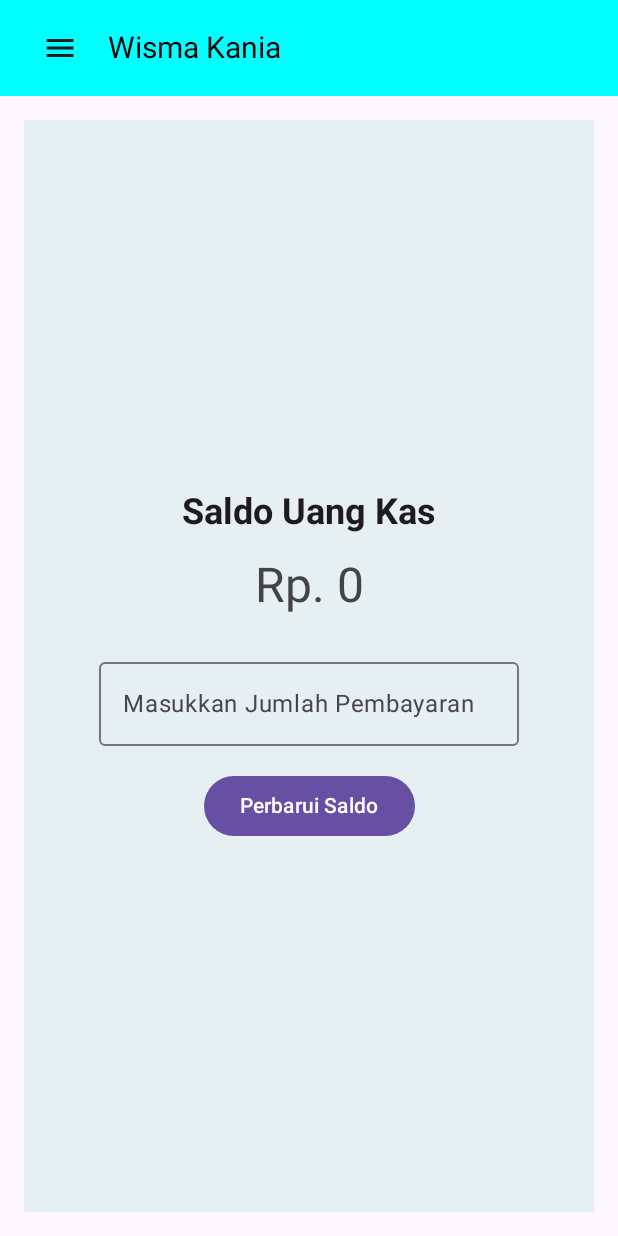
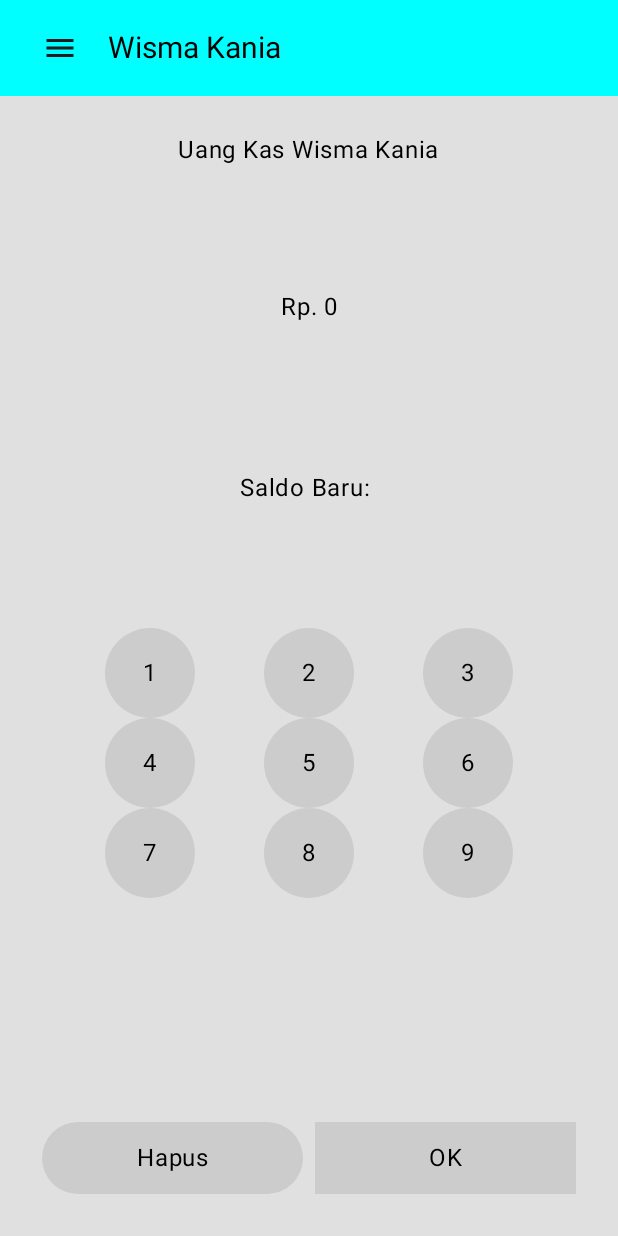
Before and after one commit to BimoChesta/Android---Membantu-Kost-wismakania, an Android app built with Jetpack Compose: the CekSaldoScreen screen opened through its navigation route, on a phone screen of 412 x 824 dp. Run offline under Robolectric (Android 15) with nearby library versions, the phone set to English and light mode, and no system bars.

Commit message:
1.8 bisa menambahkan data dan mengupdate

```diff
--- a/app/build.gradle.kts
+++ b/app/build.gradle.kts
@@ -54,6 +54,9 @@ dependencies {
     implementation (libs.androidx.material.icons.extended)
     implementation(libs.androidx.navigation.compose)
     implementation (libs.material3)
+    implementation (libs.androidx.ui.v140 )
+    implementation (libs.androidx.navigation.compose.v250)
+    implementation (libs.androidx.material3.v100)
     implementation (libs.ui)
     implementation (libs.ui.tooling.preview)
     implementation (libs.androidx.navigation.compose.v240)
--- a/app/src/main/java/com/Screens/CekSaldoScreen.kt
+++ b/app/src/main/java/com/Screens/CekSaldoScreen.kt
@@ -1,73 +1,121 @@
 package com.bimo0064.project.Screens
 
-import androidx.compose.foundation.background
 import androidx.compose.foundation.layout.*
+import androidx.compose.foundation.shape.RoundedCornerShape
 import androidx.compose.material3.*
 import androidx.compose.runtime.*
 import androidx.compose.ui.Alignment
 import androidx.compose.ui.Modifier
 import androidx.compose.ui.graphics.Color
-import androidx.compose.ui.text.font.FontWeight
 import androidx.compose.ui.unit.dp
-import androidx.compose.ui.unit.sp
 import com.bimo0064.project.data.DataStoreManager
 import kotlinx.coroutines.launch
 
 @Composable
 fun CekSaldoScreen(dataStoreManager: DataStoreManager) {
     var saldo by remember { mutableStateOf(0) }
-    var jumlahPembayaran by remember { mutableStateOf("") }
+    var inputSaldo by remember { mutableStateOf("") }
     val scope = rememberCoroutineScope()
 
+    // Memuat saldo dari DataStore saat komponen pertama kali dimuat
     LaunchedEffect(Unit) {
         saldo = dataStoreManager.loadBalance()
     }
 
-    Column(
-        modifier = Modifier
-            .fillMaxSize()
-            .padding(16.dp)
-            .background(Color(0xFFE6F0F2)),
-        horizontalAlignment = Alignment.CenterHorizontally,
-        verticalArrangement = Arrangement.Center
+    Surface(
+        modifier = Modifier.fillMaxSize(),
+        color = Color(0xFFE0E0E0)
     ) {
-        Text(
-            text = "Saldo Uang Kas",
-            fontSize = 24.sp,
-            fontWeight = FontWeight.Bold
-        )
+        Column(
+            modifier = Modifier
+                .fillMaxSize()
+                .padding(24.dp),
+            horizontalAlignment = Alignment.CenterHorizontally,
+            verticalArrangement = Arrangement.SpaceBetween
+        ) {
+            Text(
+                text = "Uang Kas Wisma Kania",
+                style = MaterialTheme.typography.bodyLarge.copy(color = Color.Black)
+            )
 
-        Spacer(modifier = Modifier.height(16.dp))
+            Text(
+                text = "Rp. $saldo",
+                style = MaterialTheme.typography.bodyLarge.copy(color = Color.Black),
+                modifier = Modifier.padding(vertical = 16.dp)
+            )
 
-        Text(
-            text = "Rp. $saldo",
-            fontSize = 32.sp,
-            color = Color.DarkGray
-        )
+            // Menampilkan input saldo
+            Text(
+                text = "Saldo Baru: $inputSaldo",
+                style = MaterialTheme.typography.bodyLarge.copy(color = Color.Black),
+                modifier = Modifier.padding(vertical = 16.dp)
+            )
 
-        Spacer(modifier = Modifier.height(24.dp))
+            // Tombol untuk angka 1-9
+            Column {
+                for (row in 0..2) {
+                    Row(
+                        modifier = Modifier.fillMaxWidth(),
+                        horizontalArrangement = Arrangement.SpaceEvenly
+                    ) {
+                        for (col in 1..3) {
+                            val number = row * 3 + col
+                            if (number <= 9) {
+                                Button(
+                                    onClick = { inputSaldo += number.toString() },
+                                    shape = RoundedCornerShape(100.dp), // Kotak
+                                    colors = ButtonDefaults.buttonColors(containerColor = Color.LightGray),
+                                    modifier = Modifier.size(60.dp)
+                                ) {
+                                    Text(text = number.toString(), style = MaterialTheme.typography.bodyLarge.copy(color = Color.Black))
+                                }
+                            }
+                        }
+                    }
+                }
+            }
 
-        OutlinedTextField(
-            value = jumlahPembayaran,
-            onValueChange = { jumlahPembayaran = it },
-            label = { Text("Masukkan Jumlah Pembayaran") },
-            singleLine = true
-        )
+            // Jarak antara tombol angka dan tombol Delete/OK
+            Spacer(modifier = Modifier.height(16.dp))
 
-        Spacer(modifier = Modifier.height(16.dp))
+            // Tombol untuk menghapus dan mengonfirmasi
+            Row(
+                modifier = Modifier.fillMaxWidth(),
+                horizontalArrangement = Arrangement.SpaceEvenly
+            ) {
+                Button(
+                    onClick = { if (inputSaldo.isNotEmpty()) inputSaldo = inputSaldo.dropLast(1) }, // Menghapus angka terakhir
+                    shape = RoundedCornerShape(100.dp), // Kotak
+                    colors = ButtonDefaults.buttonColors(containerColor = Color.LightGray),
+                    modifier = Modifier
+                        .weight(1f) // Memperluas tombol untuk memanjang
+                        .height(56.dp) // Tinggi tombol
+                        .padding(4.dp) // Jarak antar tombol
+                ) {
+                    Text(text = "Hapus", style = MaterialTheme.typography.bodyLarge.copy(color = Color.Black))
+                }
 
-        Button(onClick = {
-            val amount = jumlahPembayaran.toIntOrNull()
-            if (amount != null && amount > 0 && amount <= saldo) {
-                saldo -= amount
-                jumlahPembayaran = ""
-                scope.launch {
-                    dataStoreManager.saveBalance(saldo)
+                Button(
+                    onClick = {
+                        val newSaldo = inputSaldo.toIntOrNull()
+                        if (newSaldo != null && newSaldo >= 0) {
+                            saldo = newSaldo // Update saldo
+                            inputSaldo = "" // Reset input
+                            scope.launch {
+                                dataStoreManager.saveBalance(saldo) // Simpan saldo ke DataStore
+                            }
+                        }
+                    },
+                    shape = RoundedCornerShape(0.dp), // Kotak
+                    colors = ButtonDefaults.buttonColors(containerColor = Color.LightGray),
+                    modifier = Modifier
+                        .weight(1f) // Memperluas tombol untuk memanjang
+                        .height(56.dp) // Tinggi tombol
+                        .padding(4.dp) // Jarak antar tombol
+                ) {
+                    Text(text = "OK", style = MaterialTheme.typography.bodyLarge.copy(color = Color.Black))
                 }
-            } else {
             }
-        }) {
-            Text("Perbarui Saldo")
         }
     }
 }
--- a/app/src/main/java/com/Screens/HomeScreen.kt
+++ b/app/src/main/java/com/Screens/HomeScreen.kt
@@ -5,7 +5,7 @@ import androidx.compose.foundation.clickable
 import androidx.compose.foundation.layout.*
 import androidx.compose.foundation.shape.RoundedCornerShape
 import androidx.compose.material3.*
-import androidx.compose.runtime.Composable
+import androidx.compose.runtime.*
 import androidx.compose.ui.Alignment
 import androidx.compose.ui.Modifier
 import androidx.compose.ui.graphics.Color
@@ -13,12 +13,21 @@ import androidx.compose.ui.res.painterResource
 import androidx.compose.ui.unit.dp
 import androidx.navigation.NavHostController
 import com.bimo0064.project.R
+import com.bimo0064.project.data.DataStoreManager
 
 @Composable
-fun HomeScreen(navController: NavHostController) {
+fun HomeScreen(navController: NavHostController, dataStoreManager: DataStoreManager) {
+    var saldo by remember { mutableStateOf(0) }
+    val scope = rememberCoroutineScope()
+
+    // Memuat saldo dari DataStore saat komponen pertama kali dimuat
+    LaunchedEffect(Unit) {
+        saldo = dataStoreManager.loadBalance()
+    }
+
     Surface(
         modifier = Modifier.fillMaxSize(),
-        color = Color(0xFFE0E0E0) // Light background color to match the image
+        color = Color(0xFFE0E0E0)
     ) {
         Column(
             modifier = Modifier
@@ -27,23 +36,29 @@ fun HomeScreen(navController: NavHostController) {
             horizontalAlignment = Alignment.CenterHorizontally,
             verticalArrangement = Arrangement.SpaceBetween
         ) {
-            // Top section with "Cek Saldo" button
+            Text(
+                text = "Saldo Uang Kas",
+                style = MaterialTheme.typography.bodyLarge.copy(color = Color.Black)
+            )
+            Text(
+                text = "Rp. $saldo",
+                style = MaterialTheme.typography.bodyLarge.copy(color = Color.Black),
+                modifier = Modifier.padding(vertical = 16.dp)
+            )
+
+            // Tombol untuk navigasi ke CekSaldoScreen
             Button(
                 onClick = {
                     navController.navigate("cek_saldo")
                 },
-                shape = RoundedCornerShape(16.dp),
-                modifier = Modifier
-                    .fillMaxWidth(0.8f)
-                    .height(56.dp)
+                shape = RoundedCornerShape(0.dp),
+                colors = ButtonDefaults.buttonColors(containerColor = Color.LightGray),
+                modifier = Modifier.fillMaxWidth(0.8f).height(56.dp)
             ) {
-                Text(
-                    text = "Cek Saldo",
-                    style = MaterialTheme.typography.bodyLarge.copy(color = Color.White)
-                )
+                Text(text = "Cek Saldo", style = MaterialTheme.typography.bodyLarge.copy(color = Color.Black))
             }
 
-            // Middle section with info buttons
+            // Bagian tengah dengan tombol informasi
             Column(
                 horizontalAlignment = Alignment.CenterHorizontally,
                 verticalArrangement = Arrangement.spacedBy(16.dp)
@@ -52,29 +67,31 @@ fun HomeScreen(navController: NavHostController) {
                     onClick = {
                         navController.navigate("informasi")
                     },
-                    shape = RoundedCornerShape(16.dp),
+                    shape = RoundedCornerShape(0.dp),
+                    colors = ButtonDefaults.buttonColors(containerColor = Color.LightGray),
                     modifier = Modifier.fillMaxWidth(0.8f).height(56.dp)
                 ) {
-                    Text(text = "Informasi Kost", style = MaterialTheme.typography.bodyLarge)
+                    Text(text = "Informasi Kost", style = MaterialTheme.typography.bodyLarge.copy(color = Color.Black))
                 }
 
                 Button(
                     onClick = {
                         navController.navigate("listrik")
                     },
-                    shape = RoundedCornerShape(16.dp),
+                    shape = RoundedCornerShape(0.dp),
+                    colors = ButtonDefaults.buttonColors(containerColor = Color.LightGray),
                     modifier = Modifier.fillMaxWidth(0.8f).height(56.dp)
                 ) {
-                    Text(text = "Cek Pembayaran Listrik", style = MaterialTheme.typography.bodyLarge)
+                    Text(text = "Cek Pembayaran Listrik", style = MaterialTheme.typography.bodyLarge.copy(color = Color.Black))
                 }
             }
 
-            // Bottom section with clickable QR code image
+            // Gambar QR code yang dapat diklik
             Image(
-                painter = painterResource(id = R.drawable.scan), // Replace with actual QR code resource
+                painter = painterResource(id = R.drawable.scan),
                 contentDescription = "QR Code",
                 modifier = Modifier
-                    .size(180.dp)
+                    .size(50.dp)
                     .clickable {
                         navController.navigate("qr_detail")
                     }
--- a/app/src/main/java/com/bimo0064/project/MainActivity.kt
+++ b/app/src/main/java/com/bimo0064/project/MainActivity.kt
@@ -102,12 +102,12 @@ fun AppEntryPoint() {
 @Composable
 fun AppNavGraph(navController: NavHostController, dataStoreManager: DataStoreManager) {
     NavHost(navController = navController, startDestination = "home") {
-        composable("home") { HomeScreen(navController) }
+        composable("home") { HomeScreen(navController, dataStoreManager) }
         composable("informasi") { InformasiScreen() }
         composable("tambah") { TambahPenghuniScreen() }
         composable("cek_saldo") { CekSaldoScreen(dataStoreManager) }
         composable("listrik") { KelolaDataListrikScreen() }
-        composable("qr_detail") { QrDetailScreen(navController) } // Corrected route name
+        composable("qr_detail") { QrDetailScreen(navController) }
     }
 }
 
--- a/gradle/libs.versions.toml
+++ b/gradle/libs.versions.toml
@@ -1,5 +1,7 @@
 [versions]
 agp = "8.8.1"
+androidxMaterial3 = "1.0.0"
+androidxNavigationCompose = "2.5.0"
 datastorePreferences = "1.1.4"
 gson = "2.10.1"
 kotlin = "2.0.0"
@@ -19,14 +21,18 @@ navigationComposeVersion = "2.4.0"
 ui = "1.8.0"
 uiToolingPreview = "1.7.8"
 foundationLayoutAndroid = "1.7.2"
+uiVersion = "1.4.0"
 
 [libraries]
 androidx-core-ktx = { group = "androidx.core", name = "core-ktx", version.ref = "coreKtx" }
 androidx-datastore-preferences = { module = "androidx.datastore:datastore-preferences", version.ref = "datastorePreferences" }
 androidx-material-icons-core = { module = "androidx.compose.material:material-icons-core", version.ref = "materialIconsCore" }
 androidx-material-icons-extended = { module = "androidx.compose.material:material-icons-extended", version.ref = "materialIconsExtended" }
+androidx-material3-v100 = { module = "androidx.compose.material3:material3", version.ref = "androidxMaterial3" }
 androidx-material3-vlatestversion = { module = "androidx.compose.material3:material3", version.ref = "material3Version" }
 androidx-navigation-compose-v240 = { module = "androidx.navigation:navigation-compose", version.ref = "navigationComposeVersion" }
+androidx-navigation-compose-v250 = { module = "androidx.navigation:navigation-compose", version.ref = "androidxNavigationCompose" }
+androidx-ui-v140 = { module = "androidx.compose.ui:ui", version.ref = "uiVersion" }
 gson = { module = "com.google.code.gson:gson", version.ref = "gson" }
 junit = { group = "junit", name = "junit", version.ref = "junit" }
 androidx-junit = { group = "androidx.test.ext", name = "junit", version.ref = "junitVersion" }
```
Also changed, not shown: app/src/main/java/com/Screens/QrDetailScreen.kt (+15 -25 lines), app/src/main/res/drawable/rounded_button.xml (added, +7 -0 lines), app/src/main/res/layout/activity_main.xml (added, +55 -0 lines), app/src/main/res/drawable/qr.png (added).
